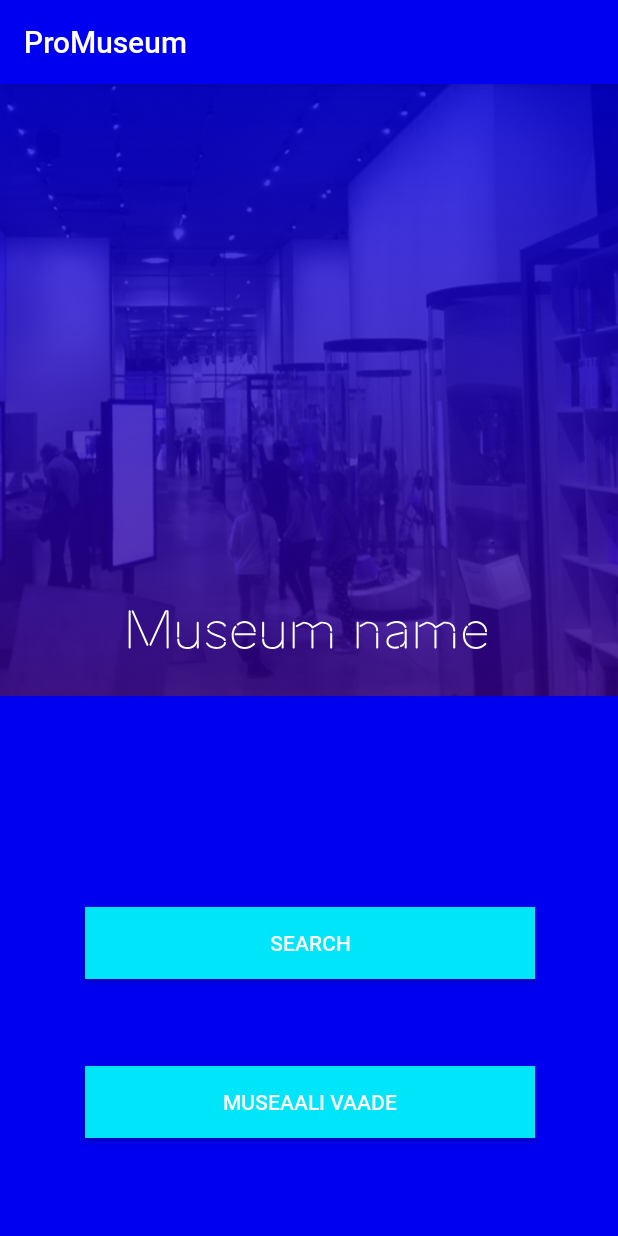
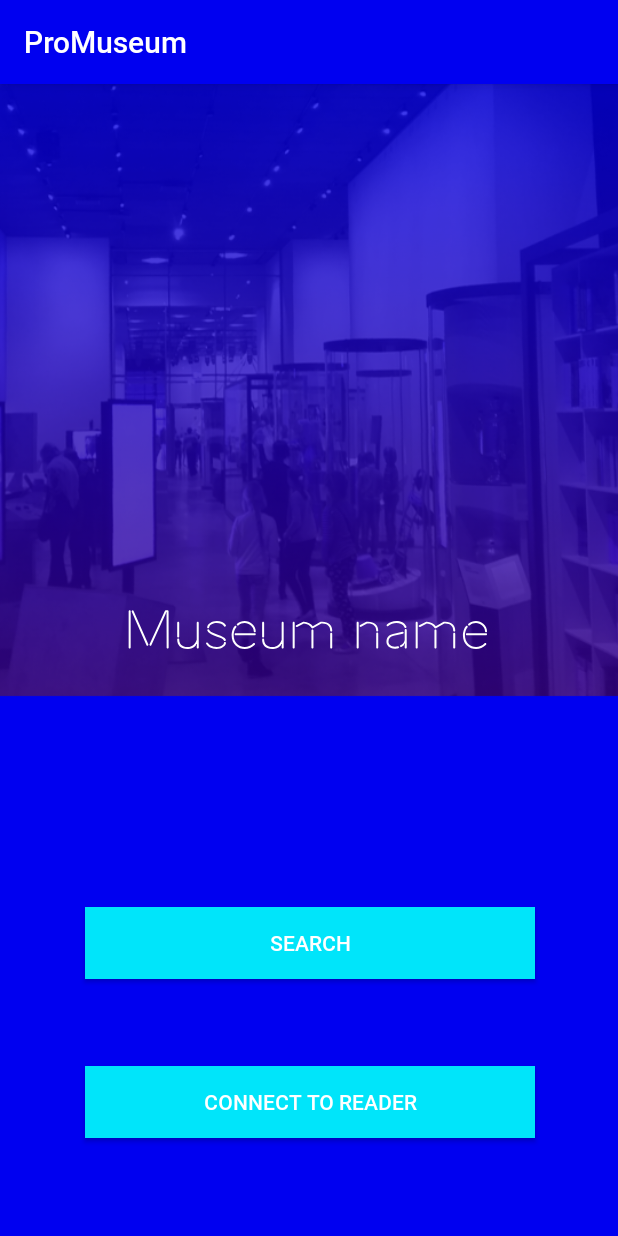
Before and after one commit to jyrno/ProMuseum, an Android app: the screen it shows after launch (MainActivity), on a phone screen of 412 x 824 dp. Run offline under Robolectric (Android 15) with nearby library versions, the phone set to English and light mode, and no system bars; Roboto replaces fonts that are not available here.

Commit message:
main view buttons texts

```diff
--- a/app/src/main/res/values/strings.xml
+++ b/app/src/main/res/values/strings.xml
@@ -16,7 +16,7 @@
     <string name="change">Muuda</string>
 
     <!-- Main page -->
-    <string name="main_item">Museaali vaade</string>
+    <string name="main_item">Connect to reader</string>
     <string name="main_item_list">Asukoha vaade</string>
 
     <!-- Item -->
```
